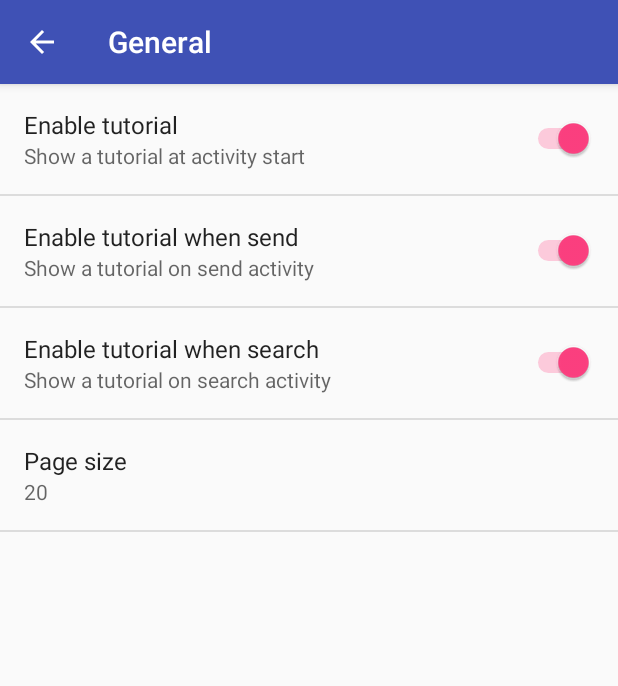
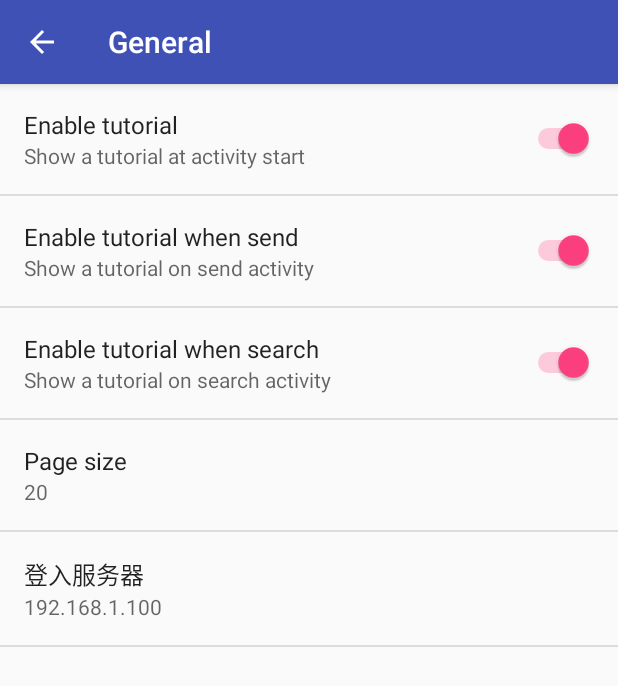
Before and after one commit to enihsyou/PackageTracker, an Android app: the SettingsActivity screen opened directly, with no data from a screen before it, after a tap on "General", on a phone screen of 412 x 824 dp. Shown: the top 686 px of the screen. Run offline under Robolectric (Android 15) with nearby library versions, the light colour scheme and no system bars.

Commit message:
设置添加一个设置登录服务器选项

```diff
--- a/app/src/main/java/com/enihsyou/shane/packagetracker/activity/SettingsActivity.java
+++ b/app/src/main/java/com/enihsyou/shane/packagetracker/activity/SettingsActivity.java
@@ -184,7 +184,8 @@ public class SettingsActivity extends AppCompatPreferenceActivity {
             // to their values. When their values change, their summaries are
             // updated to reflect the new value, per the Android Design
             // guidelines.
-            bindPreferenceSummaryToValue(findPreference("page_size"));
+            bindPreferenceSummaryToValue(findPreference(getString(R.string.page_size)));
+            bindPreferenceSummaryToValue(findPreference(getString(R.string.login_server)));
             // bindPreferenceSummaryToValue(findPreference("example_list"));
         }
 
--- a/app/src/main/java/com/enihsyou/shane/packagetracker/model/UserData.java
+++ b/app/src/main/java/com/enihsyou/shane/packagetracker/model/UserData.java
@@ -6,7 +6,7 @@ import com.google.gson.annotations.SerializedName;
 import java.io.Serializable;
 import java.util.ArrayList;
 
-public class UserData  implements Serializable{
+public class UserData implements Serializable{
     @SerializedName("head")
     private int head = -1;
     @SerializedName("id")
--- a/app/src/main/res/values/strings.xml
+++ b/app/src/main/res/values/strings.xml
@@ -108,5 +108,5 @@
     <string name="error_invalid_password">This password is too short</string>
     <string name="error_incorrect_password">This password is incorrect</string>
     <string name="error_field_required">This field is required</string>
-    <string name="permission_rationale">"Contacts permissions are needed for providing email completions."</string><string name="username">Username</string><string name="email_address">Email Address</string><string name="action_about">About</string><string name="page_size">page_size</string><string name="action_sign_up">Sign up</string>
+    <string name="permission_rationale">"Contacts permissions are needed for providing email completions."</string><string name="username">Username</string><string name="email_address">Email Address</string><string name="action_about">About</string><string name="page_size">page_size</string><string name="action_sign_up">Sign up</string><string name="pref_default_login_server">192.168.1.100</string><string name="login_server">登录服务器</string><string name="pref_description_login_server">登入服务器IP地址</string><string name="pref_title_login_server">登入服务器</string>
 </resources>
--- a/app/src/main/res/xml/pref_general.xml
+++ b/app/src/main/res/xml/pref_general.xml
@@ -27,6 +27,15 @@
         android:singleLine="true"
         android:summary="@string/pref_description_page_size"
         android:title="@string/pref_title_page_size" />
+        <EditTextPreference
+            android:defaultValue="@string/pref_default_login_server"
+            android:key="@string/login_server"
+            android:maxLines="1"
+            android:selectAllOnFocus="true"
+            android:singleLine="true"
+            android:summary="@string/pref_description_login_server"
+            android:title="@string/pref_title_login_server" />
+
 
     <!-- NOTE: Hide buttons to simplify the UI. Users can touch outside the dialog to
            dismiss it. -->
```
Also changed, not shown: app/src/main/java/com/enihsyou/shane/packagetracker/activity/LoginActivity.java (+11 -6 lines), 2 other files.
